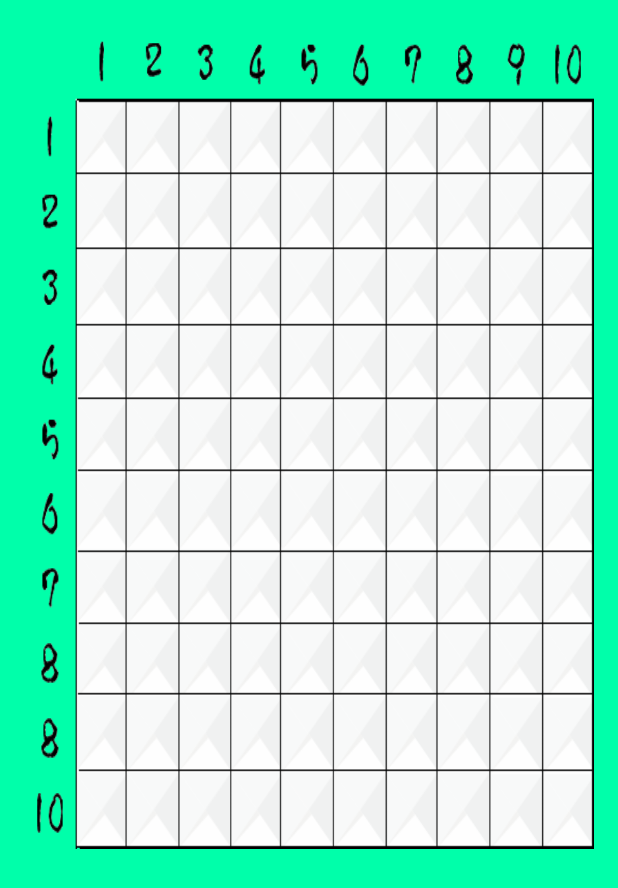
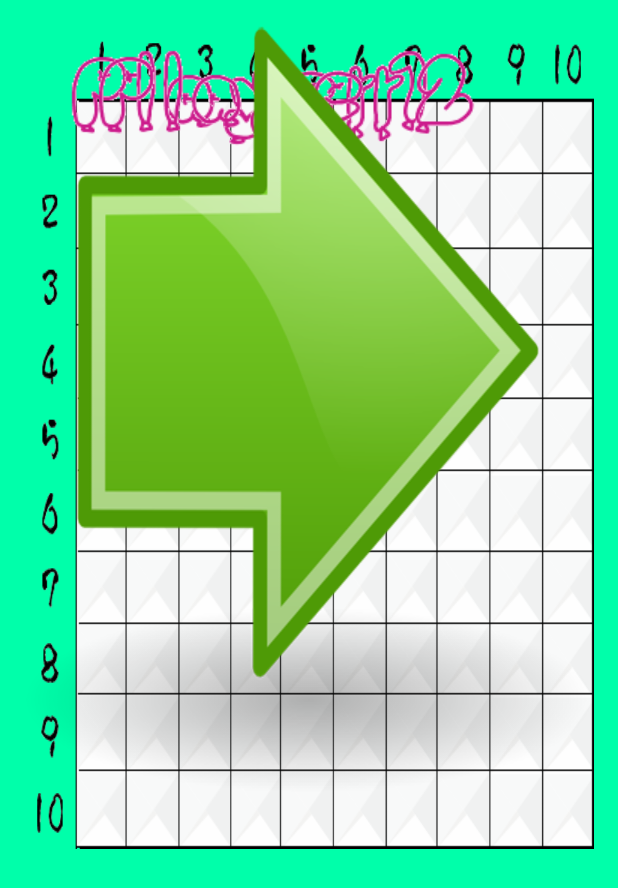
Before and after one commit to JeremyJiWZ/--android, an Android app: the layout activity_double_.xml on its own in the app's theme, with its tools: preview values and no code run, on a phone screen of 412 x 824 dp. Shown: the top 888 px of the screen. Run offline under Robolectric (Android 15) with nearby library versions, the phone set to English and light mode, and no system bars.

Commit message:
调试点击格子时产生阴影

```diff
--- a/app/src/main/res/layout/activity_double_.xml
+++ b/app/src/main/res/layout/activity_double_.xml
@@ -20,7 +20,29 @@
         android:id="@+id/box2"
         android:background="@drawable/box_index"
         android:clickable="true"/>
-
-
+    <ImageView
+        android:layout_width="wrap_content"
+        android:layout_height="wrap_content"
+        android:id="@+id/player1"
+        android:background="@drawable/player1"
+        />
+    <ImageView
+        android:layout_width="wrap_content"
+        android:layout_height="wrap_content"
+        android:id="@+id/player2"
+        android:background="@drawable/player2"/>
+    <ImageView
+        android:layout_width="wrap_content"
+        android:layout_height="wrap_content"
+        android:id="@+id/indicator"
+        android:background="@drawable/indicator_right"/>
+    <ImageView
+        android:layout_width="wrap_content"
+        android:layout_height="wrap_content"
+        android:id="@+id/shadow_horizontal"/>
+    <ImageView
+        android:layout_width="wrap_content"
+        android:layout_height="wrap_content"
+        android:id="@+id/shadow_vertical"/>
 
 </RelativeLayout>
```
Also changed, not shown: app/src/main/AndroidManifest.xml (+9 -4 lines), app/src/main/java/wj/airwar/Double_Activity.java (+121 -25 lines), app/src/main/res/drawable/box_index.png, app/src/main/res/drawable/fill2_horizontal.png (added), app/src/main/res/drawable/fill2_vertical.png (added), app/src/main/res/drawable/fill3_horizontal.png (added), app/src/main/res/drawable/fill3_vertical.png (added), app/src/main/res/drawable/fill_horizontal.png (added), app/src/main/res/drawable/fill_vertical.png (added), app/src/main/res/drawable/indicator_left.png (added), app/src/main/res/drawable/indicator_right.png (added).
